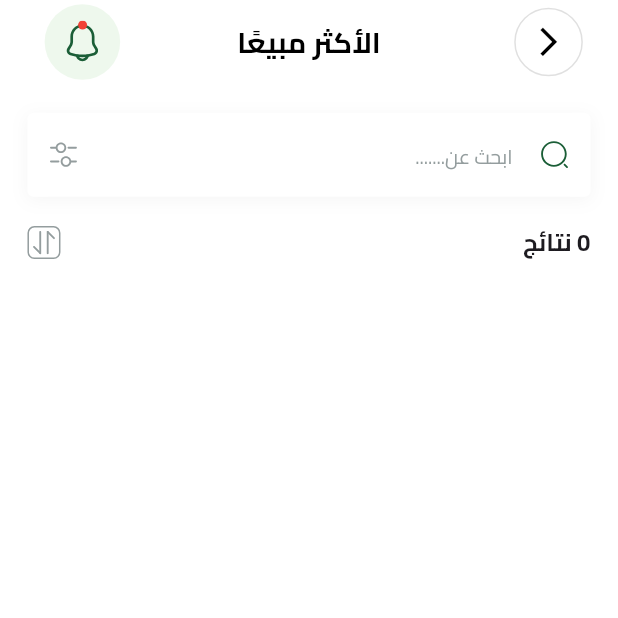
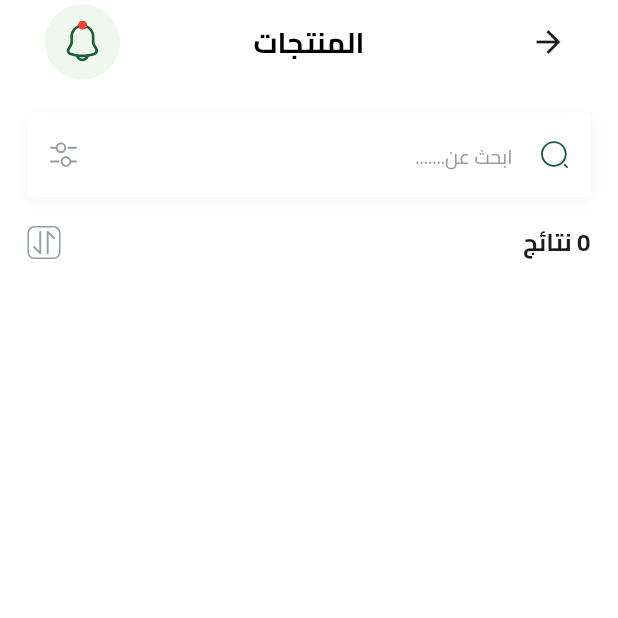
Before and after one commit to Osama-Saleh/Frutella, a Flutter app: the ProductView screen opened directly, on a phone screen of 412 x 824 dp, the top half of it. Run offline on Flutter 3.47's test engine with Material 3 defaults, Android fonts, the phone set to English and light mode, and no system bars; our stand-ins replace bloc, cloud_firestore, dots_indicator, easy_localization, equatable, firebase_auth and 9 more; missing offline and left inert: dart_either; accounts and stored records are empty.

Commit message:
handle custom app bar

```diff
--- a/lib/features/best_saler/presentation/view/best_saler.dart
+++ b/lib/features/best_saler/presentation/view/best_saler.dart
@@ -8,13 +8,17 @@ import 'package:fruit/core/services/get_it_service.dart';
 import 'package:fruit/core/utils/app_images.dart';
 import 'package:fruit/features/best_saler/presentation/wigets/best_saller_view_body.dart';
 
-class BestSalerAppBar extends StatelessWidget implements PreferredSizeWidget {
-  const BestSalerAppBar({Key? key}) : super(key: key);
+class CustomAppBar extends StatelessWidget implements PreferredSizeWidget {
+  final String title;
+  final bool? isHaveArrorBack;
+  const CustomAppBar(
+      {Key? key, required this.title, this.isHaveArrorBack = false})
+      : super(key: key);
 
   @override
   Widget build(BuildContext context) {
     return AppBar(
-      title: Text('الأكثر مبيعًا'),
+      title: Text(title),
       centerTitle: true,
       actions: [
         Container(
@@ -28,7 +32,8 @@ class BestSalerAppBar extends StatelessWidget implements PreferredSizeWidget {
               )),
         )
       ],
-      leading: Center(
+      leading: isHaveArrorBack == true
+          ? Center(
               child: Container(
                 width: 40.w,
                 height: 40.w,
@@ -49,7 +54,8 @@ class BestSalerAppBar extends StatelessWidget implements PreferredSizeWidget {
                   ),
                 ),
               ),
-      ),
+            )
+          : null,
     );
   }
 
--- a/lib/features/best_saler/presentation/wigets/best_saller_view_body.dart
+++ b/lib/features/best_saler/presentation/wigets/best_saller_view_body.dart
@@ -27,14 +27,16 @@ class BestSallerViewBody extends StatelessWidget {
             child: Column(
               spacing: 16.h,
               children: [
-                BestSalerAppBar(),
+                CustomAppBar(
+                  title: 'الأكثر مبيعًا',
+                ),
                 CustomSearchTextFormField(
                     controller: controller, hintText: 'ابحث عن.......'),
                 // FeatureItemsList(),
-              //   GestureDetector(
-              //       onTap: () =>
-              //           Navigator.pushNamed(context, OnGenerateRout.bestSaler),
-              //       child: BestSellerWidget()),
+                //   GestureDetector(
+                //       onTap: () =>
+                //           Navigator.pushNamed(context, OnGenerateRout.bestSaler),
+                //       child: BestSellerWidget()),
               ],
             ),
           ),
--- a/lib/features/products_view/presentation/widgets/product_view_body.dart
+++ b/lib/features/products_view/presentation/widgets/product_view_body.dart
@@ -39,7 +39,9 @@ class _ProductViewBodyState extends State<ProductViewBody> {
             child: Column(
               spacing: 16.h,
               children: [
-                BestSalerAppBar(),
+                CustomAppBar(
+                  title: 'المنتجات',
+                ),
                 CustomSearchTextFormField(
                     controller: widget.controller, hintText: 'ابحث عن.......'),
                 BlocBuilder<ProductsCubit, ProductsState>(
```
Lines whose indentation alone changed are shown as unchanged.
